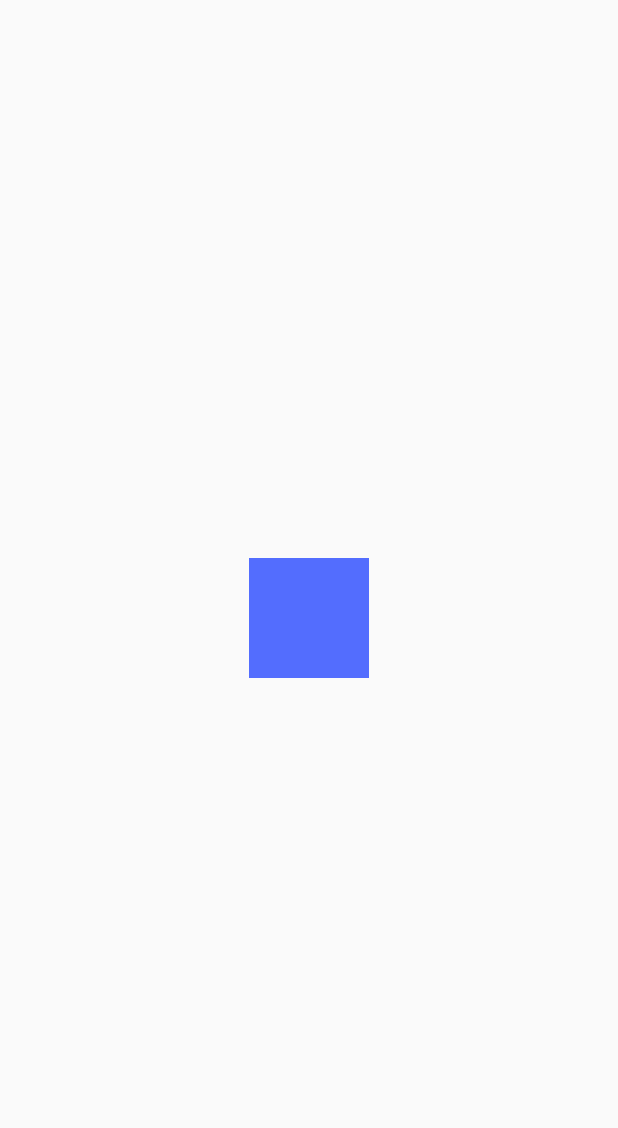
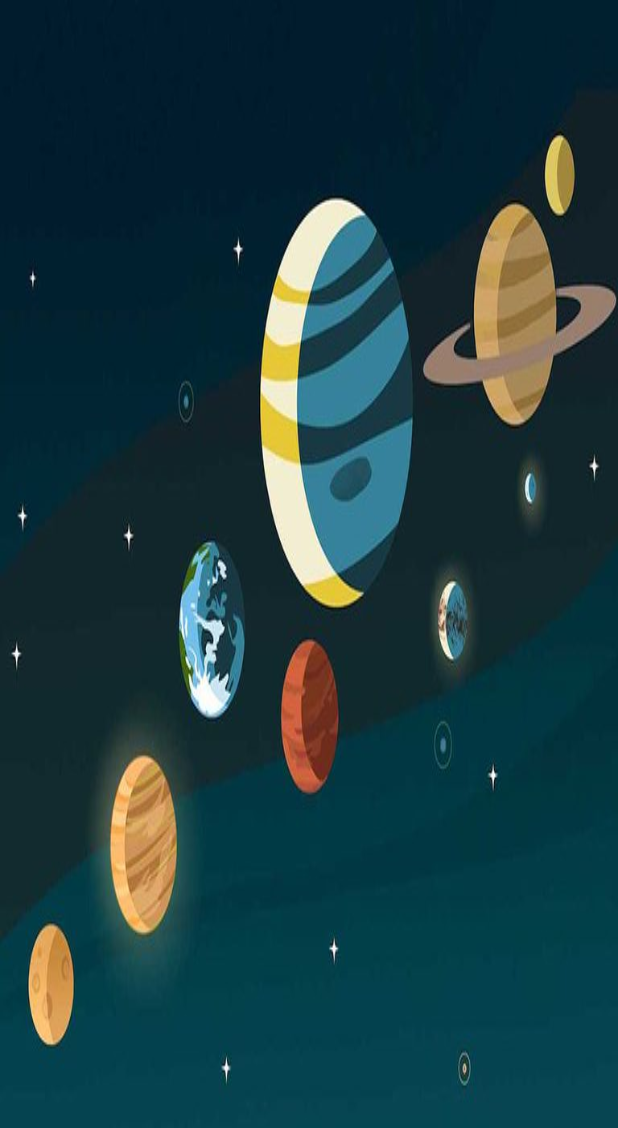
Before and after one commit to VivekTailor19/animation_galaxy_bmi, a Flutter app: the Galaxy_SplashScreen screen opened directly, on a phone screen of 412 x 824 dp. Shown: the top 1128 px of the screen. Run offline on Flutter 3.47's test engine with Material 2 defaults, Android fonts, the phone set to English and light mode, and no system bars; our stand-ins replace get, sizer.

Commit message:
animation bmi galaxy

```diff
--- a/lib/galaxy/screens/galaxy_splashScreen.dart
+++ b/lib/galaxy/screens/galaxy_splashScreen.dart
@@ -1,5 +1,6 @@
 import 'package:flutter/material.dart';
 import 'package:get/get.dart';
+import 'package:sizer/sizer.dart';
 
 class Galaxy_SplashScreen extends StatefulWidget {
   const Galaxy_SplashScreen({super.key});
@@ -17,7 +18,9 @@ class _Galaxy_SplashScreenState extends State<Galaxy_SplashScreen> {
 
     return SafeArea(
       child: Scaffold(
-        body: Center(child: Container(height: 80,width: 80,color: Colors.indigoAccent,)),
+        body: Container(height: 100.h,width: 100.w,
+          decoration: BoxDecoration(image: DecorationImage(image: AssetImage("assets/solar.jpg"),fit: BoxFit.fill)),
+        ),
       ),
     );
   }
--- a/pubspec.yaml
+++ b/pubspec.yaml
@@ -67,6 +67,7 @@ flutter:
   #   - images/a_dot_ham.jpeg
   assets:
     - assets/galaxy/
+    - assets/
 
   # An image asset can refer to one or more resolution-specific "variants", see
   # https://flutter.dev/assets-and-images/#resolution-aware
```
Also changed, not shown: lib/bmi_Calculator/screens/bmi_splashScreen.dart (+23 -2 lines), assets/solar.jpg (added).
